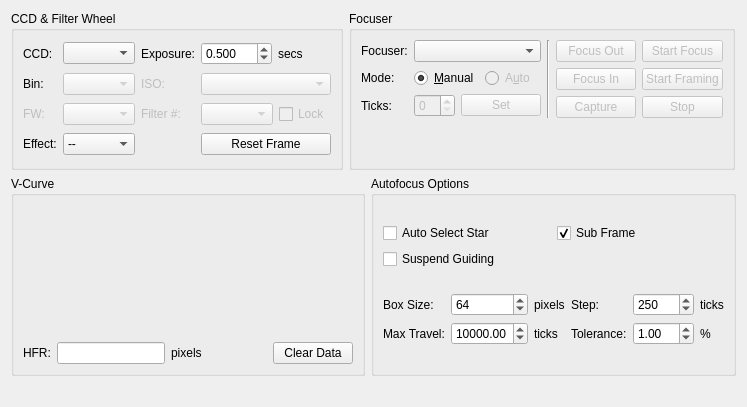
First picture: the form in kstars/ekos/focus.ui, repository KDE/kstars, before the edit.
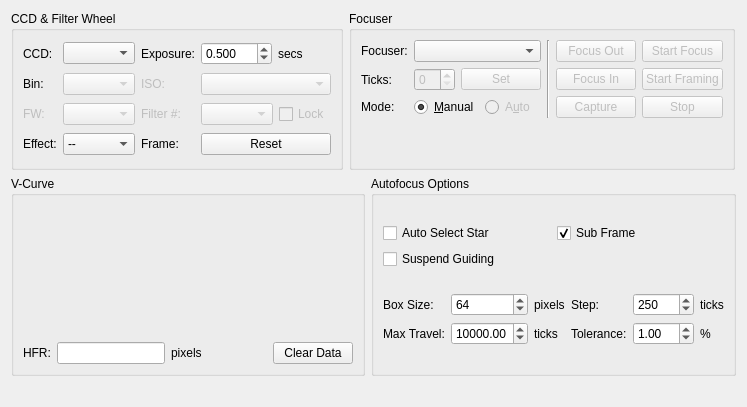
Second picture: the form after the edit. Custom widgets are drawn as their Qt base class.

```diff
--- a/kstars/ekos/focus.ui
+++ b/kstars/ekos/focus.ui
@@ -176,10 +176,10 @@
         <item row="3" column="3">
          <widget class="QPushButton" name="resetFrameB">
           <property name="toolTip">
-           <string>Reset frame to full capture</string>
+           <string>Reset focus subframe to full capture</string>
           </property>
           <property name="text">
-           <string>Reset Frame</string>
+           <string>Reset</string>
           </property>
          </widget>
         </item>
@@ -196,6 +196,13 @@
           </property>
          </widget>
         </item>
+        <item row="3" column="2">
+         <widget class="QLabel" name="label_17">
+          <property name="text">
+           <string>Frame:</string>
+          </property>
+         </widget>
+        </item>
        </layout>
       </widget>
      </item>
@@ -209,14 +216,37 @@
          <layout class="QHBoxLayout" name="horizontalLayout">
           <item>
            <layout class="QGridLayout" name="gridLayout_3">
+            <item row="1" column="1">
+             <widget class="QSpinBox" name="absTicksSpin">
+              <property name="enabled">
+               <bool>false</bool>
+              </property>
+              <property name="sizePolicy">
+               <sizepolicy hsizetype="MinimumExpanding" vsizetype="Fixed">
+                <horstretch>0</horstretch>
+                <verstretch>0</verstretch>
+               </sizepolicy>
+              </property>
+             </widget>
+            </item>
+            <item row="0" column="1" colspan="2">
+             <widget class="QComboBox" name="focuserCombo"/>
+            </item>
+            <item row="0" column="0">
+             <widget class="QLabel" name="label_14">
+              <property name="text">
+               <string>Focuser:</string>
+              </property>
+             </widget>
+            </item>
             <item row="1" column="0">
-             <widget class="QLabel" name="label_15">
+             <widget class="QLabel" name="label_16">
               <property name="text">
-               <string>Mode:</string>
+               <string>Ticks:</string>
               </property>
              </widget>
             </item>
-            <item row="1" column="1" colspan="2">
+            <item row="2" column="1" colspan="2">
              <layout class="QHBoxLayout" name="horizontalLayout_2">
               <item>
                <widget class="QRadioButton" name="manualModeR">
@@ -241,49 +271,22 @@
              </layout>
             </item>
             <item row="2" column="0">
-             <widget class="QLabel" name="label_16">
+             <widget class="QLabel" name="label_15">
               <property name="text">
-               <string>Ticks:</string>
+               <string>Mode:</string>
               </property>
              </widget>
             </item>
-            <item row="2" column="1" colspan="2">
-             <layout class="QHBoxLayout" name="horizontalLayout_9">
-              <item>
-               <widget class="QSpinBox" name="absTicksSpin">
-                <property name="enabled">
-                 <bool>false</bool>
-                </property>
-                <property name="sizePolicy">
-                 <sizepolicy hsizetype="MinimumExpanding" vsizetype="Fixed">
-                  <horstretch>0</horstretch>
-                  <verstretch>0</verstretch>
-                 </sizepolicy>
-                </property>
-               </widget>
-              </item>
-              <item>
-               <widget class="QPushButton" name="setAbsTicksB">
-                <property name="enabled">
-                 <bool>false</bool>
-                </property>
-                <property name="text">
-                 <string>Set</string>
-                </property>
-               </widget>
-              </item>
-             </layout>
-            </item>
-            <item row="0" column="0">
-             <widget class="QLabel" name="label_14">
+            <item row="1" column="2">
+             <widget class="QPushButton" name="setAbsTicksB">
+              <property name="enabled">
+               <bool>false</bool>
+              </property>
               <property name="text">
-               <string>Focuser:</string>
+               <string>Set</string>
               </property>
              </widget>
             </item>
-            <item row="0" column="1" colspan="2">
-             <widget class="QComboBox" name="focuserCombo"/>
-            </item>
            </layout>
           </item>
           <item>
```
